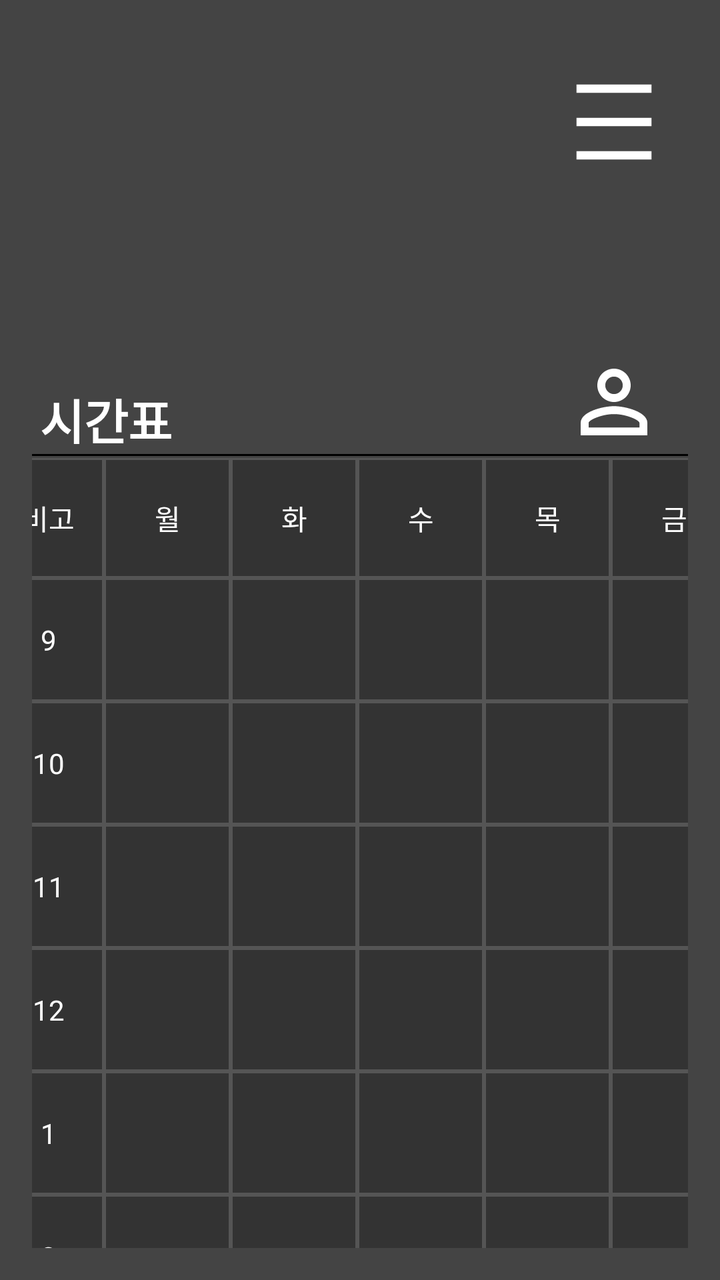
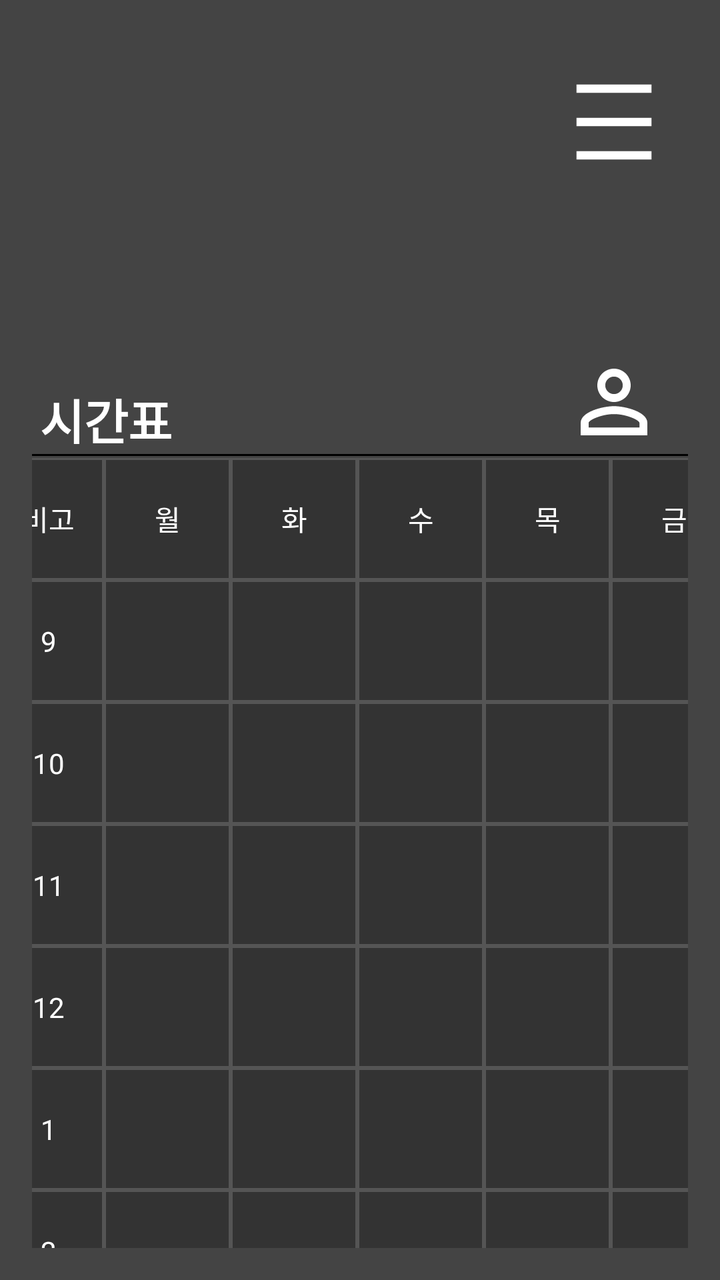

Compare the two renders of this Android layout. The source of the first and the diff that turns it into the second are given below.
<!-- AndroidManifest.xml: application theme Theme.Dcp_app -->
<!-- res/layout/activity_main.xml -->
<?xml version="1.0" encoding="utf-8"?>
<androidx.drawerlayout.widget.DrawerLayout
    xmlns:android="http://schemas.android.com/apk/res/android"
    xmlns:app="http://schemas.android.com/apk/res-auto"
    xmlns:tools="http://schemas.android.com/tools"
    android:id="@+id/drawer_layout"
    android:layout_width="match_parent"
    android:layout_height="match_parent">

    
    <androidx.constraintlayout.widget.ConstraintLayout
        android:layout_width="match_parent"
        android:layout_height="match_parent"
        android:padding="16dp"
        android:background="#444444">

    

    

    <TextView
        android:id="@+id/title"
        android:layout_width="wrap_content"
        android:layout_height="wrap_content"
        android:layout_marginStart="4dp"
        android:layout_marginTop="176dp"
        android:text="시간표"
        android:textColor="#FFFFFF"
        android:textSize="24sp"
        android:textStyle="bold"
        app:layout_constraintStart_toStartOf="parent"
        app:layout_constraintTop_toTopOf="parent" />

    

    

    <ImageView
        android:id="@+id/menuIcon"
        android:layout_width="50dp"
        android:layout_height="50dp"
        android:layout_marginTop="20dp"
        android:layout_marginBottom="90dp"
        android:contentDescription="메뉴"
        android:src="@drawable/setting"
        app:layout_constraintBottom_toTopOf="@+id/btnInfo"
        app:layout_constraintEnd_toEndOf="@+id/btnInfo"
        app:layout_constraintTop_toTopOf="parent" />

    <ImageView
        android:id="@+id/btnInfo"
        android:layout_width="50dp"
        android:layout_height="50dp"
        android:layout_marginTop="160dp"
        android:layout_marginEnd="12dp"
        android:contentDescription="정보"
        android:src="@drawable/infosetting"
        app:layout_constraintEnd_toEndOf="parent"
        app:layout_constraintTop_toTopOf="parent" />

    <GridLayout
        android:id="@+id/timeTableGrid"
        android:layout_width="371dp"
        android:layout_height="552dp"
        android:background="@drawable/bg_table_corner"
        android:columnCount="6"
        android:orientation="horizontal"
        android:padding="2dp"
        app:layout_constraintTop_toBottomOf="@id/title"
        app:layout_constraintStart_toStartOf="parent"
        app:layout_constraintEnd_toEndOf="parent">

        
        <TextView
            style="@style/DayCell"
            android:layout_width="55dp"
            android:text="비고" />
        <TextView style="@style/DayCell" android:text="월" />
        <TextView style="@style/DayCell" android:text="화" />
        <TextView style="@style/DayCell" android:text="수" />
        <TextView style="@style/DayCell" android:text="목" />
        <TextView style="@style/DayCell" android:text="금" />

        
        <TextView style="@style/TimeCell" android:text="9" />
        <TextView android:id="@+id/cell_9_1" style="@style/TableCell" />
        <TextView android:id="@+id/cell_9_2" style="@style/TableCell" />
        <TextView android:id="@+id/cell_9_3" style="@style/TableCell" />
        <TextView android:id="@+id/cell_9_4" style="@style/TableCell" />
        <TextView android:id="@+id/cell_9_5" style="@style/TableCell" />

        <TextView style="@style/TimeCell" android:text="10" />
        <TextView android:id="@+id/cell_10_1" style="@style/TableCell" />
        <TextView android:id="@+id/cell_10_2" style="@style/TableCell" />
        <TextView android:id="@+id/cell_10_3" style="@style/TableCell" />
        <TextView android:id="@+id/cell_10_4" style="@style/TableCell" />
        <TextView android:id="@+id/cell_10_5" style="@style/TableCell" />

        <TextView style="@style/TimeCell" android:text="11" />
        <TextView android:id="@+id/cell_11_1" style="@style/TableCell" />
        <TextView android:id="@+id/cell_11_2" style="@style/TableCell" />
        <TextView android:id="@+id/cell_11_3" style="@style/TableCell" />
        <TextView android:id="@+id/cell_11_4" style="@style/TableCell" />
        <TextView android:id="@+id/cell_11_5" style="@style/TableCell" />

        <TextView style="@style/TimeCell" android:text="12" />
        <TextView android:id="@+id/cell_12_1" style="@style/TableCell" />
        <TextView android:id="@+id/cell_12_2" style="@style/TableCell" />
        <TextView android:id="@+id/cell_12_3" style="@style/TableCell" />
        <TextView android:id="@+id/cell_12_4" style="@style/TableCell" />
        <TextView android:id="@+id/cell_12_5" style="@style/TableCell" />

        <TextView style="@style/TimeCell" android:text="1" />
        <TextView android:id="@+id/cell_13_1" style="@style/TableCell" />
        <TextView android:id="@+id/cell_13_2" style="@style/TableCell" />
        <TextView android:id="@+id/cell_13_3" style="@style/TableCell" />
        <TextView android:id="@+id/cell_13_4" style="@style/TableCell" />
        <TextView android:id="@+id/cell_13_5" style="@style/TableCell" />

        <TextView style="@style/TimeCell" android:text="2" />
        <TextView android:id="@+id/cell_14_1" style="@style/TableCell" />
        <TextView android:id="@+id/cell_14_2" style="@style/TableCell" />
        <TextView android:id="@+id/cell_14_3" style="@style/TableCell" />
        <TextView android:id="@+id/cell_14_4" style="@style/TableCell" />
        <TextView android:id="@+id/cell_14_5" style="@style/TableCell" />

        <TextView style="@style/TimeCell" android:text="3" />
        <TextView android:id="@+id/cell_15_1" style="@style/TableCell" />
        <TextView android:id="@+id/cell_15_2" style="@style/TableCell" />
        <TextView android:id="@+id/cell_15_3" style="@style/TableCell" />
        <TextView android:id="@+id/cell_15_4" style="@style/TableCell" />
        <TextView android:id="@+id/cell_15_5" style="@style/TableCell" />

        <TextView style="@style/TimeCell" android:text="4" />
        <TextView android:id="@+id/cell_16_1" style="@style/TableCell" />
        <TextView android:id="@+id/cell_16_2" style="@style/TableCell" />
        <TextView android:id="@+id/cell_16_3" style="@style/TableCell" />
        <TextView android:id="@+id/cell_16_4" style="@style/TableCell" />
        <TextView android:id="@+id/cell_16_5" style="@style/TableCell" />

    </GridLayout>

</androidx.constraintlayout.widget.ConstraintLayout>

    
    <include
        android:id="@+id/drawerMenu"
        layout="@layout/drawer_menu"
        android:layout_width="300dp"
        android:layout_height="match_parent"
        android:layout_gravity="end"/>

</androidx.drawerlayout.widget.DrawerLayout>
<!-- res/layout/drawer_menu.xml (included above) -->
<?xml version="1.0" encoding="utf-8"?>
<LinearLayout xmlns:android="http://schemas.android.com/apk/res/android"
    android:layout_width="300dp"
    android:layout_height="match_parent"
    android:layout_gravity="end"
    android:background="#444444"
    android:orientation="vertical"
    android:paddingTop="32dp"
    android:paddingBottom="32dp">

    
    <FrameLayout
        android:layout_width="match_parent"
        android:layout_height="48dp">

        <ImageView
            android:id="@+id/btnHelp"
            android:layout_width="50dp"
            android:layout_height="50dp"
            android:layout_gravity="end|top"
            android:src="@drawable/help"
            android:contentDescription="도움말"
            android:padding="4dp"
            android:background="?attr/selectableItemBackgroundBorderless"/>
    </FrameLayout>

    
    <View
        android:layout_width="match_parent"
        android:layout_height="0dp"
        android:layout_weight="1"/>

    
    <Button
        android:id="@+id/btnLogout"
        android:layout_width="160dp"
        android:layout_height="48dp"
        android:layout_gravity="center_horizontal"
        android:text="로그아웃"
        android:textColor="#000000"
        android:backgroundTint="@color/white"
        android:textSize="14sp"
        android:padding="0dp"/>
</LinearLayout>
<!-- resources referenced by this layout -->
<resources>
  <color name="white">#FFFFFFFF</color>
  <!-- drawable bg_table_corner (drawable) -->
  <?xml version="1.0" encoding="utf-8"?>
  <shape xmlns:android="http://schemas.android.com/apk/res/android"
      android:shape="rectangle">
  
      
      <solid android:color="#444444" />
  
      
      <stroke
          android:width="1dp"
          android:color="#000000" />
  
      
      <corners android:radius="12dp" />
  
  </shape>
  <!-- drawable help (drawable) -->
  <vector
      xmlns:android="http://schemas.android.com/apk/res/android"
      android:autoMirrored="true"
      android:height="50dp"
      android:tint="@color/white"
      android:viewportHeight="24"
      android:viewportWidth="24"
      android:width="50dp">
        
      <path
          android:fillColor="@android:color/white"
          android:pathData="M11.5,2C6.81,2 3,5.81 3,10.5S6.81,19 11.5,19h0.5v3c4.86,-2.34 8,-7 8,-11.5C20,5.81 16.19,2 11.5,2zM12.5,16.5h-2v-2h2v2zM12.5,13h-2c0,-3.25 3,-3 3,-5 0,-1.1 -0.9,-2 -2,-2s-2,0.9 -2,2h-2c0,-2.21 1.79,-4 4,-4s4,1.79 4,4c0,2.5 -3,2.75 -3,5z"/>
      
  </vector>
  <!-- drawable infosetting (drawable) -->
  <vector
      xmlns:android="http://schemas.android.com/apk/res/android"
      android:height="50dp"
      android:tint="@color/white"
      android:viewportHeight="24"
      android:viewportWidth="24"
      android:width="50dp">
        
      <path
          android:fillColor="@android:color/white"
          android:pathData="M12,5.9c1.16,0 2.1,0.94 2.1,2.1s-0.94,2.1 -2.1,2.1S9.9,9.16 9.9,8s0.94,-2.1 2.1,-2.1m0,9c2.97,
          0 6.1,1.46 6.1,2.1v1.1L5.9,18.1L5.9,17c0,-0.64 3.13,-2.1 6.1,-2.1M12,4C9.79,4 8,5.79 8,8s1.79,4 4,4 4,-1.79 4,-4 -1.79,
          -4 -4,-4zM12,13c-2.67,0 -8,1.34 -8,4v3h16v-3c0,-2.66 -5.33,-4 -8,-4z"/>
      
  </vector>
  <!-- drawable setting (drawable) -->
  <vector
      xmlns:android="http://schemas.android.com/apk/res/android"
      android:height="50dp"
      android:tint="@color/white"
      android:viewportHeight="24"
      android:viewportWidth="24"
      android:width="50dp">
        
      <path android:fillColor="@android:color/white" android:pathData="M3,3h18v2h-18z"/>
        
      <path android:fillColor="@android:color/white" android:pathData="M3,19h18v2h-18z"/>
        
      <path android:fillColor="@android:color/white" android:pathData="M3,11h18v2h-18z"/>
      
  </vector>
  <style name="DayCell">
          <item name="android:layout_width">63.2dp</item>
          <item name="android:layout_height">60dp</item>
          <item name="android:textColor">#FFFFFF</item>
          <item name="android:gravity">center</item>
          <item name="android:padding">4dp</item>
          <item name="android:background">@drawable/bg_table_cell</item>
      </style>
  <style name="TableCell">
          <item name="android:layout_width">63.2dp</item>
          <item name="android:layout_height">61.5dp</item>
          <item name="android:textColor">#FFFFFF</item>
          <item name="android:gravity">center</item>
          <item name="android:padding">4dp</item>
          <item name="android:background">@drawable/bg_table_cell</item>
  
      </style>
  <style name="TimeCell">
          <item name="android:layout_width">55dp</item>
          <item name="android:layout_height">61.5dp</item>
          <item name="android:textColor">#FFFFFF</item>
          <item name="android:gravity">center</item>
          <item name="android:padding">4dp</item>
          <item name="android:background">@drawable/bg_table_cell</item>
      </style>
  <style name="Theme.Dcp_app" parent="Base.Theme.Dcp_app" />
  <!-- drawable bg_table_cell (drawable) -->
  <?xml version="1.0" encoding="utf-8"?>
  <shape xmlns:android="http://schemas.android.com/apk/res/android"
      android:shape="rectangle">
  
      <solid android:color="#333333" /> 
  
      <stroke
          android:width="1dp"
          android:color="#555555" /> 
  
  </shape>
  <style name="Base.Theme.Dcp_app" parent="Theme.Material3.DayNight.NoActionBar">
          
          
      </style>
</resources>

<!-- the commit's change to res/layout/activity_main.xml (unified diff, before → after) -->
@@ -61,7 +61,7 @@
     <GridLayout
         android:id="@+id/timeTableGrid"
         android:layout_width="371dp"
-        android:layout_height="552dp"
+        android:layout_height="613dp"
         android:background="@drawable/bg_table_corner"
         android:columnCount="6"
         android:orientation="horizontal"
@@ -83,61 +83,67 @@
 
         
         <TextView style="@style/TimeCell" android:text="9" />
-        <TextView android:id="@+id/cell_9_1" style="@style/TableCell" />
-        <TextView android:id="@+id/cell_9_2" style="@style/TableCell" />
-        <TextView android:id="@+id/cell_9_3" style="@style/TableCell" />
-        <TextView android:id="@+id/cell_9_4" style="@style/TableCell" />
-        <TextView android:id="@+id/cell_9_5" style="@style/TableCell" />
+        <TextView android:id="@+id/monCell1" style="@style/TableCell" />
+        <TextView android:id="@+id/tuesCell1" style="@style/TableCell" />
+        <TextView android:id="@+id/wedCell1" style="@style/TableCell" />
+        <TextView android:id="@+id/thuCell1" style="@style/TableCell" />
+        <TextView android:id="@+id/friCell1" style="@style/TableCell" />
 
         <TextView style="@style/TimeCell" android:text="10" />
-        <TextView android:id="@+id/cell_10_1" style="@style/TableCell" />
-        <TextView android:id="@+id/cell_10_2" style="@style/TableCell" />
-        <TextView android:id="@+id/cell_10_3" style="@style/TableCell" />
-        <TextView android:id="@+id/cell_10_4" style="@style/TableCell" />
-        <TextView android:id="@+id/cell_10_5" style="@style/TableCell" />
+        <TextView android:id="@+id/monCell2" style="@style/TableCell" />
+        <TextView android:id="@+id/tuesCell2" style="@style/TableCell" />
+        <TextView android:id="@+id/wedCell2" style="@style/TableCell" />
+        <TextView android:id="@+id/thuCell2" style="@style/TableCell" />
+        <TextView android:id="@+id/friCell2" style="@style/TableCell" />
 
         <TextView style="@style/TimeCell" android:text="11" />
-        <TextView android:id="@+id/cell_11_1" style="@style/TableCell" />
-        <TextView android:id="@+id/cell_11_2" style="@style/TableCell" />
-        <TextView android:id="@+id/cell_11_3" style="@style/TableCell" />
-        <TextView android:id="@+id/cell_11_4" style="@style/TableCell" />
-        <TextView android:id="@+id/cell_11_5" style="@style/TableCell" />
+        <TextView android:id="@+id/monCell3" style="@style/TableCell" />
+        <TextView android:id="@+id/tuesCell3" style="@style/TableCell" />
+        <TextView android:id="@+id/wedCell3" style="@style/TableCell" />
+        <TextView android:id="@+id/thuCell3" style="@style/TableCell" />
+        <TextView android:id="@+id/friCell3" style="@style/TableCell" />
 
         <TextView style="@style/TimeCell" android:text="12" />
-        <TextView android:id="@+id/cell_12_1" style="@style/TableCell" />
-        <TextView android:id="@+id/cell_12_2" style="@style/TableCell" />
-        <TextView android:id="@+id/cell_12_3" style="@style/TableCell" />
-        <TextView android:id="@+id/cell_12_4" style="@style/TableCell" />
-        <TextView android:id="@+id/cell_12_5" style="@style/TableCell" />
+        <TextView android:id="@+id/monCell4" style="@style/TableCell" />
+        <TextView android:id="@+id/tuesCell4" style="@style/TableCell" />
+        <TextView android:id="@+id/wedCell4" style="@style/TableCell" />
+        <TextView android:id="@+id/thuCell4" style="@style/TableCell" />
+        <TextView android:id="@+id/friCell4" style="@style/TableCell" />
 
         <TextView style="@style/TimeCell" android:text="1" />
-        <TextView android:id="@+id/cell_13_1" style="@style/TableCell" />
-        <TextView android:id="@+id/cell_13_2" style="@style/TableCell" />
-        <TextView android:id="@+id/cell_13_3" style="@style/TableCell" />
-        <TextView android:id="@+id/cell_13_4" style="@style/TableCell" />
-        <TextView android:id="@+id/cell_13_5" style="@style/TableCell" />
+        <TextView android:id="@+id/monCell5" style="@style/TableCell" />
+        <TextView android:id="@+id/tuesCell5" style="@style/TableCell" />
+        <TextView android:id="@+id/wedCell5" style="@style/TableCell" />
+        <TextView android:id="@+id/thuCell5" style="@style/TableCell" />
+        <TextView android:id="@+id/friCell5" style="@style/TableCell" />
 
         <TextView style="@style/TimeCell" android:text="2" />
-        <TextView android:id="@+id/cell_14_1" style="@style/TableCell" />
-        <TextView android:id="@+id/cell_14_2" style="@style/TableCell" />
-        <TextView android:id="@+id/cell_14_3" style="@style/TableCell" />
-        <TextView android:id="@+id/cell_14_4" style="@style/TableCell" />
-        <TextView android:id="@+id/cell_14_5" style="@style/TableCell" />
+        <TextView android:id="@+id/monCell6" style="@style/TableCell" />
+        <TextView android:id="@+id/tuesCell6" style="@style/TableCell" />
+        <TextView android:id="@+id/wedCell6" style="@style/TableCell" />
+        <TextView android:id="@+id/thuCell6" style="@style/TableCell" />
+        <TextView android:id="@+id/friCell6" style="@style/TableCell" />
 
         <TextView style="@style/TimeCell" android:text="3" />
-        <TextView android:id="@+id/cell_15_1" style="@style/TableCell" />
-        <TextView android:id="@+id/cell_15_2" style="@style/TableCell" />
-        <TextView android:id="@+id/cell_15_3" style="@style/TableCell" />
-        <TextView android:id="@+id/cell_15_4" style="@style/TableCell" />
-        <TextView android:id="@+id/cell_15_5" style="@style/TableCell" />
+        <TextView android:id="@+id/monCell7" style="@style/TableCell" />
+        <TextView android:id="@+id/tuesCell7" style="@style/TableCell" />
+        <TextView android:id="@+id/wedCell7" style="@style/TableCell" />
+        <TextView android:id="@+id/thuCell7" style="@style/TableCell" />
+        <TextView android:id="@+id/friCell7" style="@style/TableCell" />
 
         <TextView style="@style/TimeCell" android:text="4" />
-        <TextView android:id="@+id/cell_16_1" style="@style/TableCell" />
-        <TextView android:id="@+id/cell_16_2" style="@style/TableCell" />
-        <TextView android:id="@+id/cell_16_3" style="@style/TableCell" />
-        <TextView android:id="@+id/cell_16_4" style="@style/TableCell" />
-        <TextView android:id="@+id/cell_16_5" style="@style/TableCell" />
-
+        <TextView android:id="@+id/monCell8" style="@style/TableCell" />
+        <TextView android:id="@+id/tuesCell8" style="@style/TableCell" />
+        <TextView android:id="@+id/wedCell8" style="@style/TableCell" />
+        <TextView android:id="@+id/thuCell8" style="@style/TableCell" />
+        <TextView android:id="@+id/friCell8" style="@style/TableCell" />
+
+        <TextView style="@style/TimeCell" android:text="5" />
+        <TextView android:id="@+id/monCell9" style="@style/TableCell" />
+        <TextView android:id="@+id/tuesCell9" style="@style/TableCell" />
+        <TextView android:id="@+id/wedCell9" style="@style/TableCell" />
+        <TextView android:id="@+id/thuCell9" style="@style/TableCell" />
+        <TextView android:id="@+id/friCell9" style="@style/TableCell" />
     </GridLayout>
 
 </androidx.constraintlayout.widget.ConstraintLayout>
<!-- resource entries referenced after the edit -->
@@ -67,7 +67,7 @@
   </vector>
   <style name="DayCell">
           <item name="android:layout_width">63.2dp</item>
-          <item name="android:layout_height">60dp</item>
+          <item name="android:layout_height">61dp</item>
           <item name="android:textColor">#FFFFFF</item>
           <item name="android:gravity">center</item>
           <item name="android:padding">4dp</item>
@@ -75,7 +75,7 @@
       </style>
   <style name="TableCell">
           <item name="android:layout_width">63.2dp</item>
-          <item name="android:layout_height">61.5dp</item>
+          <item name="android:layout_height">61dp</item>
           <item name="android:textColor">#FFFFFF</item>
           <item name="android:gravity">center</item>
           <item name="android:padding">4dp</item>
@@ -84,7 +84,7 @@
       </style>
   <style name="TimeCell">
           <item name="android:layout_width">55dp</item>
-          <item name="android:layout_height">61.5dp</item>
+          <item name="android:layout_height">61dp</item>
           <item name="android:textColor">#FFFFFF</item>
           <item name="android:gravity">center</item>
           <item name="android:padding">4dp</item>
